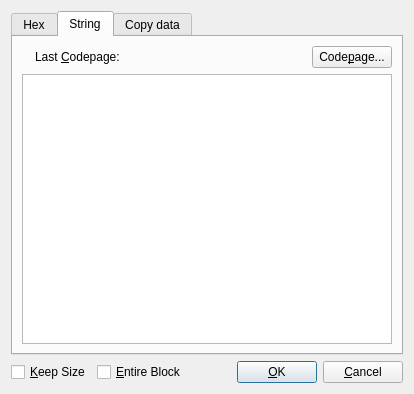
Above: src/gui/Src/Gui/HexEditDialog.ui from x64dbg/x64dbg before the change. Below: the same form after it.
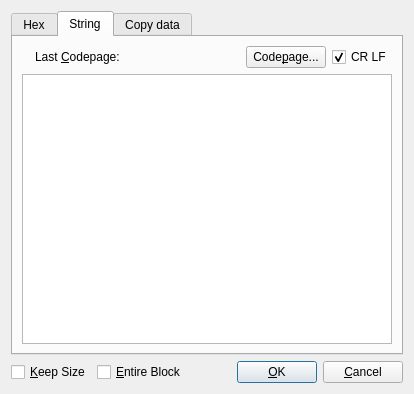
That is the form after the change. The open tabs and pages were chosen to show the change. Icons and pictures are not drawn. Custom widgets are drawn as their Qt base class.

Commit message: Add CR/LF option to text editor

```diff
--- a/src/gui/Src/Gui/HexEditDialog.ui
+++ b/src/gui/Src/Gui/HexEditDialog.ui
@@ -315,6 +315,16 @@
              </property>
             </widget>
            </item>
+           <item>
+            <widget class="QCheckBox" name="chkCRLF">
+             <property name="text">
+              <string>CR LF</string>
+             </property>
+             <property name="checked">
+              <bool>true</bool>
+             </property>
+            </widget>
+           </item>
           </layout>
          </item>
          <item>
```
The commit also changes 1 other file.
